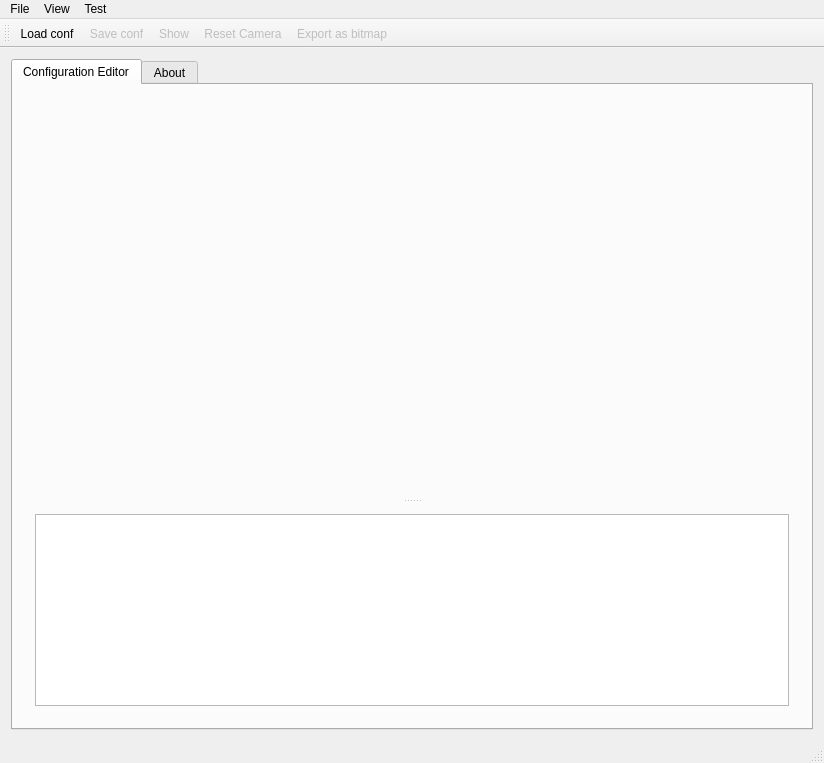
First picture: the form in tools/visualizer/rofiapp_mainWindow.ui, repository paradise-fi/RoFI, before the edit.
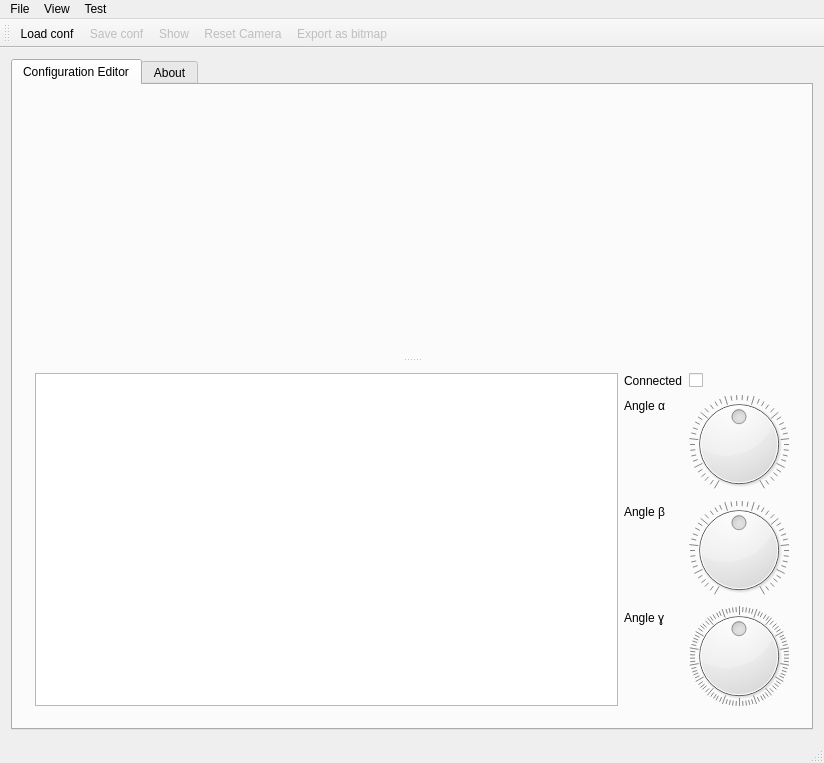
Second picture: the form after the edit. Icons and pictures are not drawn. Custom widgets are drawn as their Qt base class.

Commit message:
rofi-app: add widgets for controlling angles
Does not support adding new connections yet and is quite inefficient.

What changed in the file:
```diff
--- a/tools/visualizer/rofiapp_mainWindow.ui
+++ b/tools/visualizer/rofiapp_mainWindow.ui
@@ -95,6 +95,108 @@
                 </property>
                </widget>
               </item>
+              <item>
+               <layout class="QFormLayout" name="formLayout">
+                <item row="0" column="0">
+                 <widget class="QLabel" name="connectedLabel">
+                  <property name="visible">
+                   <bool>false</bool>
+                  </property>
+                  <property name="text">
+                   <string>Connected</string>
+                  </property>
+                 </widget>
+                </item>
+                <item row="0" column="1">
+                 <widget class="QCheckBox" name="connectedCheckBox">
+                  <property name="visible">
+                   <bool>false</bool>
+                  </property>
+                 </widget>
+                </item>
+                <item row="1" column="0">
+                 <widget class="QLabel" name="angleAlphaLabel">
+                  <property name="visible">
+                   <bool>false</bool>
+                  </property>
+                  <property name="text">
+                   <string>Angle α</string>
+                  </property>
+                 </widget>
+                </item>
+                <item row="1" column="1">
+                 <widget class="QDial" name="angleAlphaDial">
+                  <property name="visible">
+                   <bool>false</bool>
+                  </property>
+                  <property name="minimum">
+                   <number>-90</number>
+                  </property>
+                  <property name="maximum">
+                   <number>90</number>
+                  </property>
+                  <property name="notchesVisible">
+                   <bool>true</bool>
+                  </property>
+                 </widget>
+                </item>
+                <item row="2" column="0">
+                 <widget class="QLabel" name="angleBetaLabel">
+                  <property name="visible">
+                   <bool>false</bool>
+                  </property>
+                  <property name="text">
+                   <string>Angle β</string>
+                  </property>
+                 </widget>
+                </item>
+                <item row="2" column="1">
+                 <widget class="QDial" name="angleBetaDial">
+                  <property name="visible">
+                   <bool>false</bool>
+                  </property>
+                  <property name="minimum">
+                   <number>-90</number>
+                  </property>
+                  <property name="maximum">
+                   <number>90</number>
+                  </property>
+                  <property name="notchesVisible">
+                   <bool>true</bool>
+                  </property>
+                 </widget>
+                </item>
+                <item row="3" column="0">
+                 <widget class="QLabel" name="angleGammaLabel">
+                  <property name="visible">
+                   <bool>false</bool>
+                  </property>
+                  <property name="text">
+                   <string>Angle ɣ</string>
+                  </property>
+                 </widget>
+                </item>
+                <item row="3" column="1">
+                 <widget class="QDial" name="angleGammaDial">
+                  <property name="visible">
+                   <bool>false</bool>
+                  </property>
+                  <property name="minimum">
+                   <number>-180</number>
+                  </property>
+                  <property name="maximum">
+                   <number>180</number>
+                  </property>
+                  <property name="wrapping">
+                   <bool>true</bool>
+                  </property>
+                  <property name="notchesVisible">
+                   <bool>true</bool>
+                  </property>
+                 </widget>
+                </item>
+               </layout>
+              </item>
              </layout>
             </widget>
            </widget>
```
Left out of the diff: 2 changed lines with no effect on the pictures. The commit also changes 3 other files.
